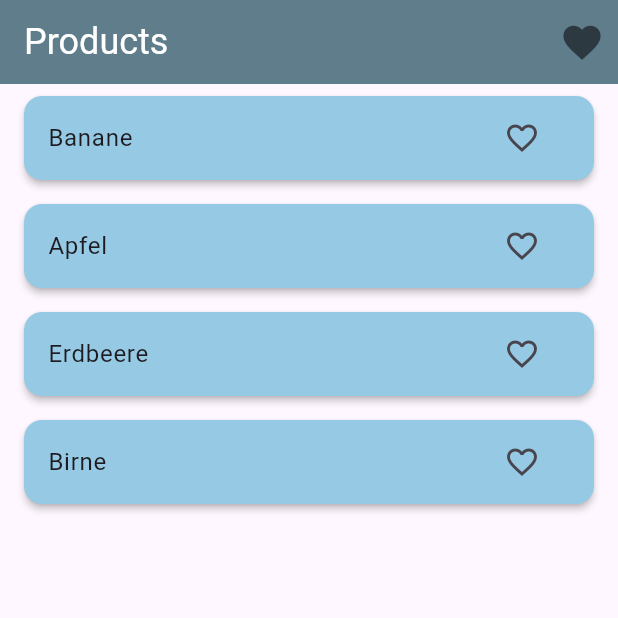
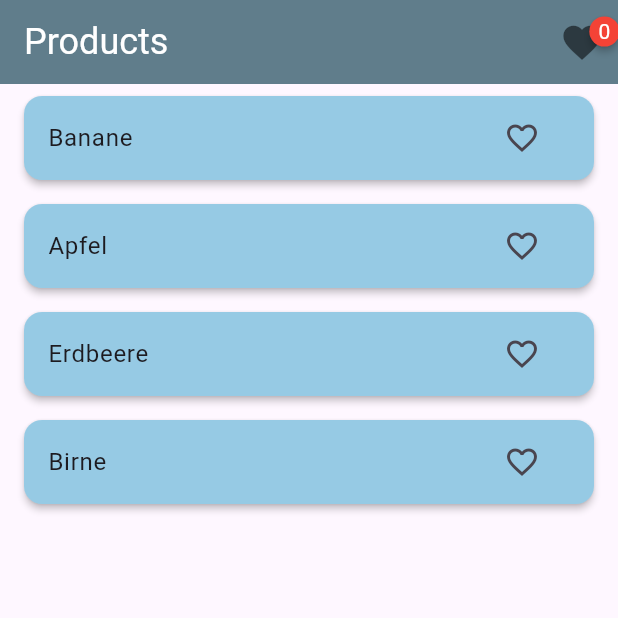
Before and after one commit to komvik/favorite-app, a Flutter app: the screen it shows after launch, on a phone screen of 412 x 824 dp, the top half of it. Run offline on Flutter 3.47's test engine with Material 3 defaults, Android fonts, the phone set to English and light mode, and no system bars; drawn by our look-alikes of badges.

Commit message:
Aufgabe ohne auslagerung

```diff
--- /dev/null
+++ b/devtools_options.yaml
@@ -0,0 +1,3 @@
+description: This file stores settings for Dart & Flutter DevTools.
+documentation: https://docs.flutter.dev/tools/devtools/extensions#configure-extension-enablement-states
+extensions:
--- a/lib/main.dart
+++ b/lib/main.dart
@@ -1,5 +1,7 @@
-import 'package:favorites_app/screens/product.dart';
+import 'package:favorites_app/models/favorites_provider.dart';
+import 'package:favorites_app/screens/product_screen.dart';
 import 'package:flutter/material.dart';
+import 'package:provider/provider.dart';
 
 void main() {
   runApp(const MyApp());
@@ -10,7 +12,9 @@ class MyApp extends StatelessWidget {
 
   @override
   Widget build(BuildContext context) {
-    return MaterialApp(
+    return ChangeNotifierProvider(
+      create: (context) => FavoritesProvider(),
+      child: MaterialApp(
         title: 'Favorites App',
         theme: ThemeData(
           primarySwatch: Colors.blue,
@@ -22,7 +26,8 @@ class MyApp extends StatelessWidget {
             ),
           ),
         ),
-      home: const ProductsScreen(), // Statische Version zuerst
+        home: const ProductsScreen(),
+      ),
     );
   }
 }
--- /dev/null
+++ b/lib/models/favorites_provider.dart
@@ -0,0 +1,25 @@
+import 'package:flutter/material.dart';
+import 'product.dart';
+
+class FavoritesProvider with ChangeNotifier {
+  final List<Product> _products = [
+    Product(id: '1', name: 'Banane'),
+    Product(id: '2', name: 'Apfel'),
+    Product(id: '3', name: 'Erdbeere'),
+    Product(id: '4', name: 'Birne'),
+  ];
+
+  List<Product> get products => _products;
+
+  void toggleFavorite(String id) {
+    final product = _products.firstWhere((product) => product.id == id);
+    product.isFavorite = !product.isFavorite;
+    notifyListeners();
+  }
+
+  List<Product> get favoriteProducts =>
+      _products.where((product) => product.isFavorite).toList();
+
+  int get favoriteCount =>
+      _products.where((product) => product.isFavorite).length;
+}
--- a/lib/screens/product.dart
+++ /dev/null
@@ -1,81 +0,0 @@
-// Statische Implementierung ohne Provider
-import 'package:favorites_app/models/product.dart';
-import 'package:favorites_app/screens/favorites.dart';
-import 'package:flutter/material.dart';
-
-class ProductsScreen extends StatefulWidget {
-  const ProductsScreen({super.key});
-
-  @override
-  State<ProductsScreen> createState() => _ProductsScreenState();
-}
-
-class _ProductsScreenState extends State<ProductsScreen> {
-  final List<Product> _products = [
-    Product(id: '1', name: 'Banane'),
-    Product(id: '2', name: 'Apfel'),
-    Product(id: '3', name: 'Erdbeere'),
-    Product(id: '4', name: 'Birne'),
-  ];
-
-  void _toggleFavorite(String id) {
-    setState(() {
-      final product = _products.firstWhere((product) => product.id == id);
-      product.isFavorite = !product.isFavorite;
-    });
-  }
-
-  @override
-  Widget build(BuildContext context) {
-    return Scaffold(
-      appBar: AppBar(
-        title: const Text('Products'),
-        actions: [
-          IconButton(
-            icon: const Icon(
-              Icons.favorite,
-              size: 30,
-              color: Colors.black54,
-            ),
-            onPressed: () {
-              Navigator.push(
-                context,
-                MaterialPageRoute(
-                  builder: (context) => FavoritesScreen(
-                    favoriteProducts: _products
-                        .where((product) => product.isFavorite)
-                        .toList(),
-                  ),
-                ),
-              );
-            },
-          ),
-        ],
-      ),
-      body: ListView.builder(
-        itemCount: _products.length,
-        itemBuilder: (context, index) {
-          final product = _products[index];
-          return Card(
-            elevation: 2,
-            margin: const EdgeInsets.symmetric(vertical: 8, horizontal: 16),
-            shape: RoundedRectangleBorder(
-              borderRadius: BorderRadius.circular(12),
-            ),
-            color: const Color.fromARGB(255, 150, 202, 228),
-            child: ListTile(
-              title: Text(product.name),
-              trailing: IconButton(
-                icon: Icon(
-                  product.isFavorite ? Icons.favorite : Icons.favorite_border,
-                  color: product.isFavorite ? Colors.red : null,
-                ),
-                onPressed: () => _toggleFavorite(product.id),
-              ),
-            ),
-          );
-        },
-      ),
-    );
-  }
-}
--- /dev/null
+++ b/lib/screens/product_screen.dart
@@ -0,0 +1,80 @@
+import 'package:favorites_app/models/favorites_provider.dart';
+import 'package:favorites_app/screens/favorites_screen.dart';
+import 'package:flutter/material.dart';
+import 'package:provider/provider.dart';
+import 'package:badges/badges.dart' as badges;
+
+class ProductsScreen extends StatelessWidget {
+  const ProductsScreen({super.key});
+
+  @override
+  Widget build(BuildContext context) {
+    return Scaffold(
+      appBar: AppBar(
+        title: const Text('Products'),
+        actions: [
+          Consumer<FavoritesProvider>(
+            builder: (context, favoritesProvider, child) {
+              return IconButton(
+                icon: badges.Badge(
+                  badgeContent: Text(
+                    favoritesProvider.favoriteCount.toString(),
+                    style: const TextStyle(color: Colors.white),
+                  ),
+                  badgeStyle: const badges.BadgeStyle(
+                    badgeColor: Colors.red,
+                    padding: EdgeInsets.all(6),
+                  ),
+                  child: const Icon(
+                    Icons.favorite,
+                    size: 30,
+                    color: Colors.black54,
+                  ),
+                ),
+                onPressed: () {
+                  Navigator.push(
+                    context,
+                    MaterialPageRoute(
+                      builder: (context) => const FavoritesScreen(),
+                    ),
+                  );
+                },
+              );
+            },
+          ),
+        ],
+      ),
+      body: Consumer<FavoritesProvider>(
+        builder: (context, favoritesProvider, child) {
+          return ListView.builder(
+            itemCount: favoritesProvider.products.length,
+            itemBuilder: (context, index) {
+              final product = favoritesProvider.products[index];
+              return Card(
+                elevation: 2,
+                margin: const EdgeInsets.symmetric(vertical: 8, horizontal: 16),
+                shape: RoundedRectangleBorder(
+                  borderRadius: BorderRadius.circular(12),
+                ),
+                color: const Color.fromARGB(255, 150, 202, 228),
+                child: ListTile(
+                  title: Text(product.name),
+                  trailing: IconButton(
+                    icon: Icon(
+                      product.isFavorite
+                          ? Icons.favorite
+                          : Icons.favorite_border,
+                      color: product.isFavorite ? Colors.red : null,
+                    ),
+                    onPressed: () =>
+                        favoritesProvider.toggleFavorite(product.id),
+                  ),
+                ),
+              );
+            },
+          );
+        },
+      ),
+    );
+  }
+}
--- a/pubspec.yaml
+++ b/pubspec.yaml
@@ -7,6 +7,7 @@ environment:
   sdk: ^3.5.4
 
 dependencies:
+  badges: ^3.1.2
   flutter:
     sdk: flutter
   provider: ^6.1.2
```
Also changed, not shown: lib/screens/favorites.dart (deleted, +0 -30 lines), lib/screens/favorites_screen.dart (added, +34 -0 lines), pubspec.lock. Lines whose indentation alone changed are shown as unchanged.
